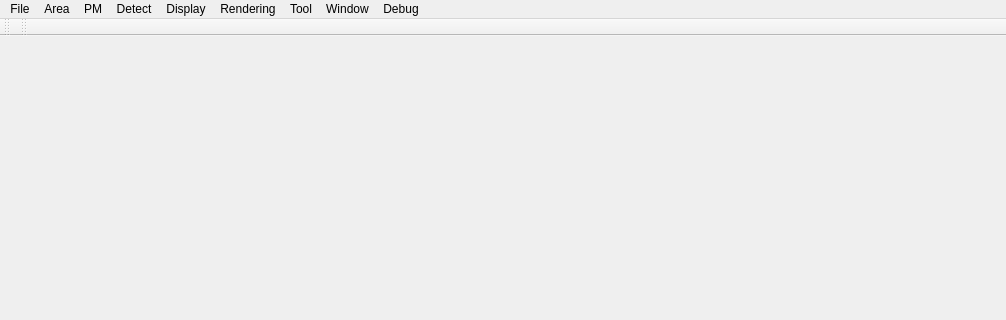
Qt form ExRoadDesigner/MainWindow.ui (gnishida/ExRoadDesigner) before a commit; both pictures show x 0 to 1006 and y 0 to 320 of the 1006 by 800 pixel window.
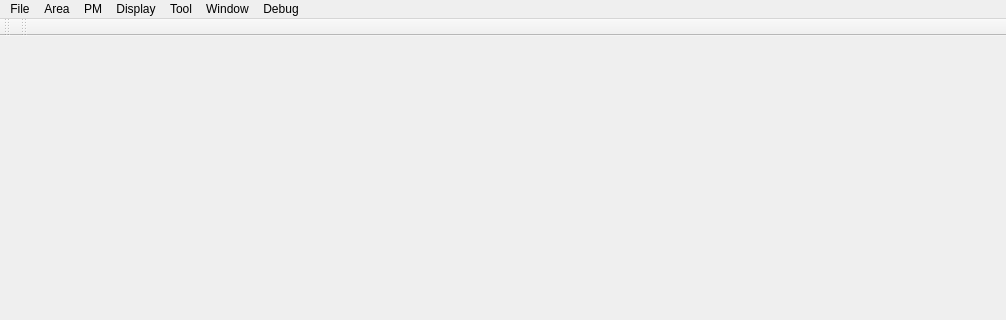
The same form after that commit. Icons and pictures are not drawn.

Patch:
```diff
--- a/ExRoadDesigner/MainWindow.ui
+++ b/ExRoadDesigner/MainWindow.ui
@@ -101,23 +101,6 @@
     </widget>
     <addaction name="menuRoads"/>
    </widget>
-   <widget class="QMenu" name="menuRendering">
-    <property name="title">
-     <string>Rendering</string>
-    </property>
-    <addaction name="actionRenderingDefault"/>
-    <addaction name="actionRenderingTexture"/>
-    <addaction name="actionRenderingGroupBy"/>
-    <addaction name="actionRenderingGenerationType"/>
-   </widget>
-   <widget class="QMenu" name="menuDetect">
-    <property name="title">
-     <string>Detect</string>
-    </property>
-    <addaction name="actionDetectCircle"/>
-    <addaction name="actionDetectStructure"/>
-    <addaction name="actionConvert"/>
-   </widget>
    <widget class="QMenu" name="menuDebug">
     <property name="title">
      <string>Debug</string>
@@ -147,9 +130,7 @@
    <addaction name="menuFile"/>
    <addaction name="menuArea"/>
    <addaction name="menuPM"/>
-   <addaction name="menuDetect"/>
    <addaction name="menuDisplay"/>
-   <addaction name="menuRendering"/>
    <addaction name="menuTool"/>
    <addaction name="menuWindow"/>
    <addaction name="menuDebug"/>
```
